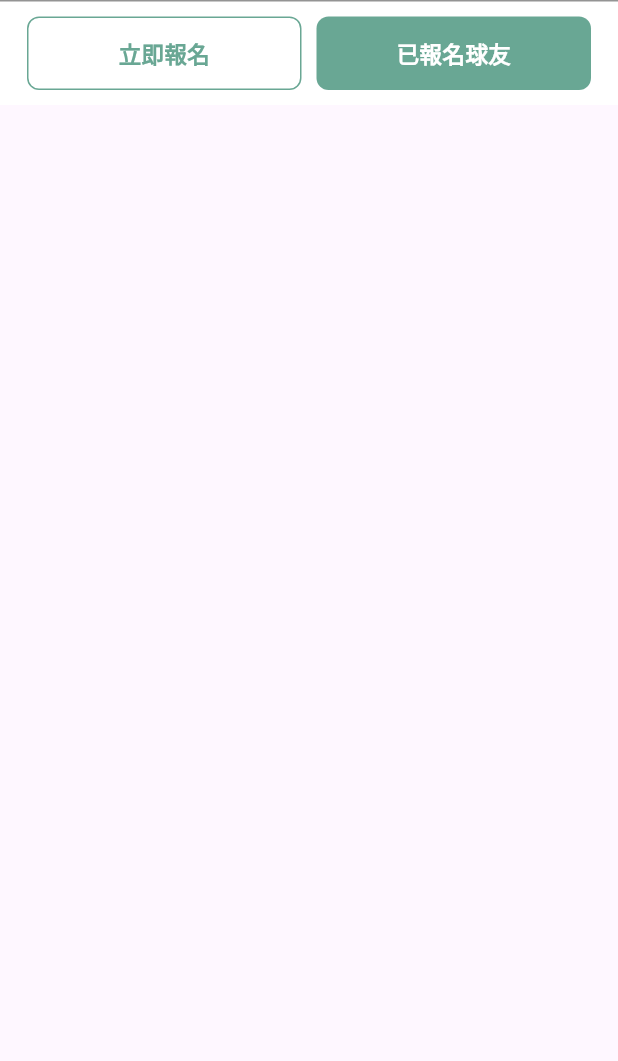
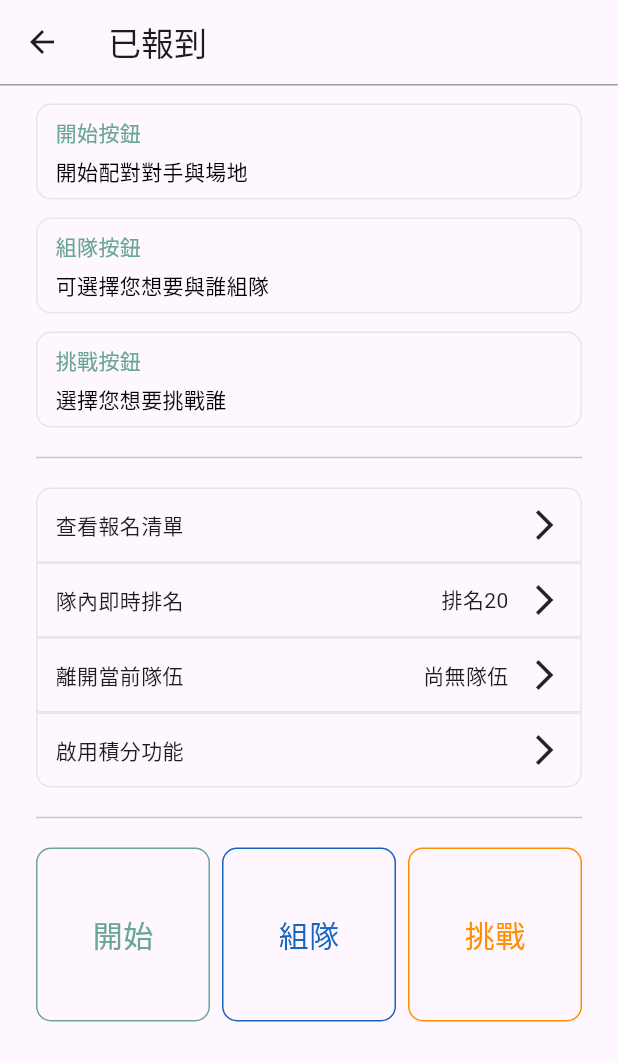
Before and after one commit to WeitingL/joinyou, a Flutter app: the BottomBarForMember widget shown alone on an empty page, opened directly, after a tap on "已報名球友", on a phone screen of 412 x 824 dp. Shown: the top 1061 px of the screen. Run offline on Flutter 3.47's test engine with Material 3 defaults, Android fonts, the phone set to English and light mode, and no system bars; our stand-ins replace flutter_bloc, go_router, google_maps_flutter, image_picker; missing offline and left inert: dart:ffi.

Commit message:
[page] finished the member already to game page.

```diff
--- a/lib/NavigationHelper.dart
+++ b/lib/NavigationHelper.dart
@@ -14,6 +14,7 @@ import 'package:joinyou/ui/team_operation/master/add_new_gamer.dart';
 import 'package:joinyou/ui/team_operation/master/manage_game.dart';
 import 'package:joinyou/ui/team_operation/master/real_time_game.dart';
 import 'package:joinyou/ui/team_operation/master/start_arrange.dart';
+import 'package:joinyou/ui/team_operation/member/already_to_go_page.dart';
 import 'package:joinyou/ui/team_operation/team_operation_page.dart';
 
 import 'data/data_team.dart';
@@ -61,6 +62,8 @@ class NavigationHelper {
   static const REAL_TIME_PAGE = "/master/real_time_game";
   static const MANAGE_GAME_PAGE = "/master/manage_game";
   static const ADD_NEW_GAMER_PAGE = "/master/add_new_gamer";
+
+  static const READY_TO_GO_PAGE = "/member/already_to_go";
 
 
   NavigationHelper._internal() {
@@ -208,6 +211,16 @@ class NavigationHelper {
         },
       ),
 
+      GoRoute(
+        path: READY_TO_GO_PAGE,
+        parentNavigatorKey: _rootNavigatorKey,
+        pageBuilder: (context, state) {
+          final extra = state.extra as Map<String, dynamic>?;
+          return NoTransitionPage(
+            child: AlreadyToGo(),
+          );
+        },
+      ),
 
 
 
--- /dev/null
+++ b/lib/ui/team_operation/member/already_to_go_page.dart
@@ -0,0 +1,132 @@
+import 'package:flutter/cupertino.dart';
+import 'package:flutter/material.dart';
+
+import '../../../app_color.dart';
+import '../master/start_arrange.dart';
+
+class AlreadyToGo extends StatefulWidget {
+  const AlreadyToGo({super.key});
+
+  @override
+  State<AlreadyToGo> createState() => _AlreadyToGoState();
+}
+
+class _AlreadyToGoState extends State<AlreadyToGo> {
+  @override
+  Widget build(BuildContext context) {
+    return Scaffold(
+        appBar: AppBar(
+          // title at center with left arrow to and bottom line with grey color
+          title: const Text("已報到"),
+          bottom: PreferredSize(
+            preferredSize: Size.fromHeight(1.0), // 設置 Divider 的高度
+            child: Container(
+              color: Colors.grey, // Divider 的顏色
+              height: 1.0,
+            ),
+          ),
+        ),
+        body: Padding(
+          padding: EdgeInsets.symmetric(horizontal: 24),
+          child: Column(
+            children: [
+              const SizedBox(height: 12),
+              OutlineContentArea(title: "開始按鈕", content: "開始配對對手與場地"),
+              const SizedBox(height: 12),
+              OutlineContentArea(title: "組隊按鈕", content: "可選擇您想要與誰組隊"),
+              const SizedBox(height: 12),
+              OutlineContentArea(title: "挑戰按鈕", content: "選擇您想要挑戰誰"),
+              const SizedBox(height: 12),
+              Divider(),
+              const SizedBox(height: 12),
+              Container(
+                height: 50,
+                width: MediaQuery.of(context).size.width,
+                padding: EdgeInsets.symmetric(horizontal: 12),
+                decoration: BoxDecoration(
+                  border: Border.all(color: AppColor.text_grey_E6, width: 1),
+                  borderRadius: BorderRadius.only(
+                      topLeft: Radius.circular(10),
+                      topRight: Radius.circular(10)),
+                ),
+                child: Row(
+                  children: [
+                    Text("查看報名清單"),
+                    Expanded(child: SizedBox()),
+                    Icon(Icons.arrow_forward_ios)
+                  ],
+                ),
+              ),
+              Container(
+                height: 50,
+                width: MediaQuery.of(context).size.width,
+                padding: EdgeInsets.symmetric(horizontal: 12),
+                decoration: BoxDecoration(
+                  border: Border.all(color: AppColor.text_grey_E6, width: 1),
+                ),
+                child: Row(
+                  children: [
+                    Text("隊內即時排名"),
+                    Expanded(child: SizedBox()),
+                    Text("排名20"),
+                    SizedBox(width: 12),
+                    Icon(Icons.arrow_forward_ios)
+                  ],
+                ),
+              ),
+              Container(
+                height: 50,
+                width: MediaQuery.of(context).size.width,
+                padding: EdgeInsets.symmetric(horizontal: 12),
+                decoration: BoxDecoration(
+                    border: Border.all(color: AppColor.text_grey_E6, width: 1)),
+                child: Row(
+                  children: [
+                    Text("離開當前隊伍"),
+                    Expanded(child: SizedBox()),
+                    Text("尚無隊伍"),
+                    SizedBox(width: 12),
+                    Icon(Icons.arrow_forward_ios)
+                  ],
+                ),
+              ),
+              Container(
+                height: 50,
+                width: MediaQuery.of(context).size.width,
+                padding: EdgeInsets.symmetric(horizontal: 12),
+                decoration: BoxDecoration(
+                  border: Border.all(color: AppColor.text_grey_E6, width: 1),
+                  borderRadius: BorderRadius.only(
+                      bottomRight: Radius.circular(10),
+                      bottomLeft: Radius.circular(10)),
+                ),
+                child: Row(
+                  children: [
+                    Text("啟用積分功能"),
+                    Expanded(child: SizedBox()),
+                    Icon(Icons.arrow_forward_ios)
+                  ],
+                ),
+              ),
+              const SizedBox(height: 12),
+              Divider(),
+              const SizedBox(height: 12),
+              GridView.count(
+                  shrinkWrap: true,
+                  crossAxisCount: 3,
+                  crossAxisSpacing: 8,
+                  childAspectRatio: 1,
+                  physics: const NeverScrollableScrollPhysics(),
+                  children: [
+                    RectOutlineContentArea(
+                        title: "開始", color: AppColor.title_green, onTap: () {}),
+                    RectOutlineContentArea(
+                        title: "組隊", color: AppColor.blue, onTap: () {}),
+                    RectOutlineContentArea(
+                        title: "挑戰", color: AppColor.orange, onTap: () {}),
+                  ])
+            ],
+          ),
+        ));
+  }
+}
--- a/lib/ui/team_operation/team_operation_page.dart
+++ b/lib/ui/team_operation/team_operation_page.dart
@@ -5,9 +5,7 @@ import 'package:joinyou/NavigationHelper.dart';
 import 'package:joinyou/app_color.dart';
 import 'package:joinyou/ui/team_operation/team_opt_comps.dart';
 
-import '../../data/data_team.dart';
 import '../../data/team_data_type.dart';
-import 'master/start_arrange.dart';
 
 // enum InfoType { MasterPage, MemberPage }
 class TeamOperationPage extends StatefulWidget {
@@ -125,7 +123,7 @@ class BottomBarForMember extends StatelessWidget {
             Expanded(
                 child: GestureDetector(
                     onTap: () {
-                      context.read<TeamOperationCubit>().joinTeam();
+                      GoRouter.of(context).push(NavigationHelper.READY_TO_GO_PAGE);
                     },
                     child: Container(
                       decoration: BoxDecoration(
@@ -174,7 +172,7 @@ class BottomBarForMemberJoined extends StatelessWidget {
             Expanded(
                 child: GestureDetector(
                     onTap: () {
-                      context.read<TeamOperationCubit>().leaveTeam();
+                      GoRouter.of(context).push(NavigationHelper.READY_TO_GO_PAGE);
                     },
                     child: Container(
                         decoration: BoxDecoration(
```
